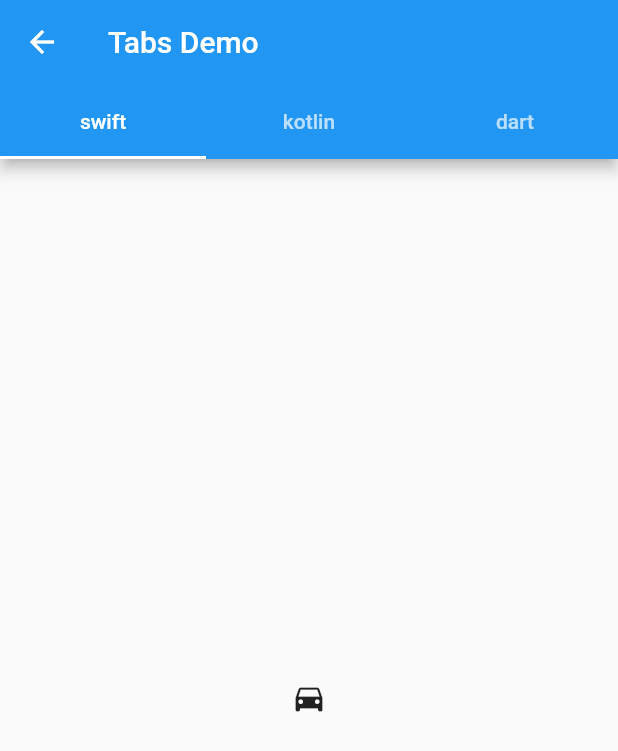
After one commit to NewFieldForMe/FlutterExams, a Flutter app: the TopTabPage screen opened directly, on a phone screen of 412 x 824 dp. The commit adds this screen. Shown: the top 751 px of the screen. Run offline on Flutter 3.47's test engine with Material 2 defaults, Android fonts, the phone set to English and light mode, and no system bars; missing offline and left inert: map_view; statements that could not run were skipped.

Commit message:
add TopTabPage

```diff
--- a/lib/view/ExampleListPage.dart
+++ b/lib/view/ExampleListPage.dart
@@ -4,6 +4,7 @@ import 'package:flutter_exams/view/CardLayoutPage.dart';
 import 'package:flutter_exams/view/ScrollViewPage.dart';
 import 'package:flutter_exams/view/MethodChannelPage.dart';
 import 'package:flutter_exams/view/MapViewPage.dart';
+import 'package:flutter_exams/view/ToptabPage.dart';
 import 'package:flutter_exams/presenter/ExampleListPagePresenter.dart';
 
 class ExampleListPage extends StatefulWidget {
@@ -61,6 +62,9 @@ class _ExampleListPageState extends State<ExampleListPage> {
             case ExampleEnum.map:
               return MapViewPage();
               break;
+            case ExampleEnum.topTab:
+              return TopTabPage();
+              break;
             default:
               return CardLayoutPage();
           }
--- /dev/null
+++ b/lib/view/TopTabPage.dart
@@ -0,0 +1,38 @@
+import 'package:flutter/material.dart';
+
+class TopTabPage extends StatefulWidget {
+  @override
+  _TopTabPageState createState() => new _TopTabPageState();
+}
+
+class _TopTabPageState extends State<TopTabPage> {
+  @override
+  Widget build(BuildContext context) {
+    return DefaultTabController(
+      length: 3,
+      child: Scaffold(
+          appBar: AppBar(
+            bottom: PreferredSize(
+              preferredSize: Size.fromHeight(50.0),
+                child: TabBar(
+                  tabs: [
+                    new Tab(text: "swift"),
+                    new Tab(text: "kotlin"),
+                    new Tab(text: "dart"),
+                  ],
+              ),
+            ),
+            title: Text('Tabs Demo'),
+          ),
+          body: TabBarView(
+            children: [
+              Icon(Icons.directions_car),
+              Icon(Icons.directions_transit),
+              Icon(Icons.directions_bike),
+            ],
+          ),
+        ),
+    );
+
+  }
+}
```
